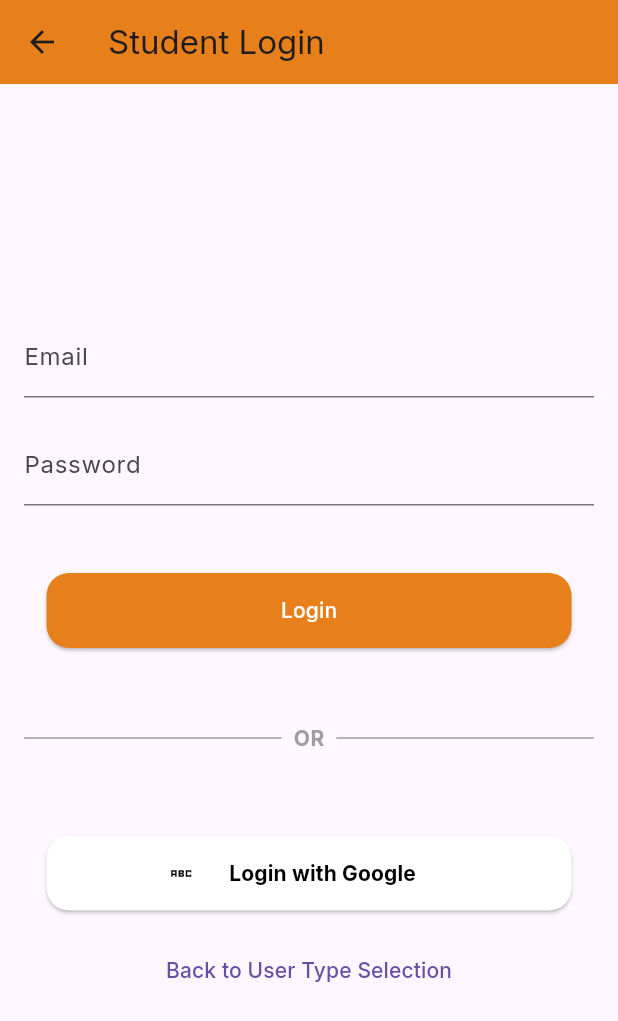
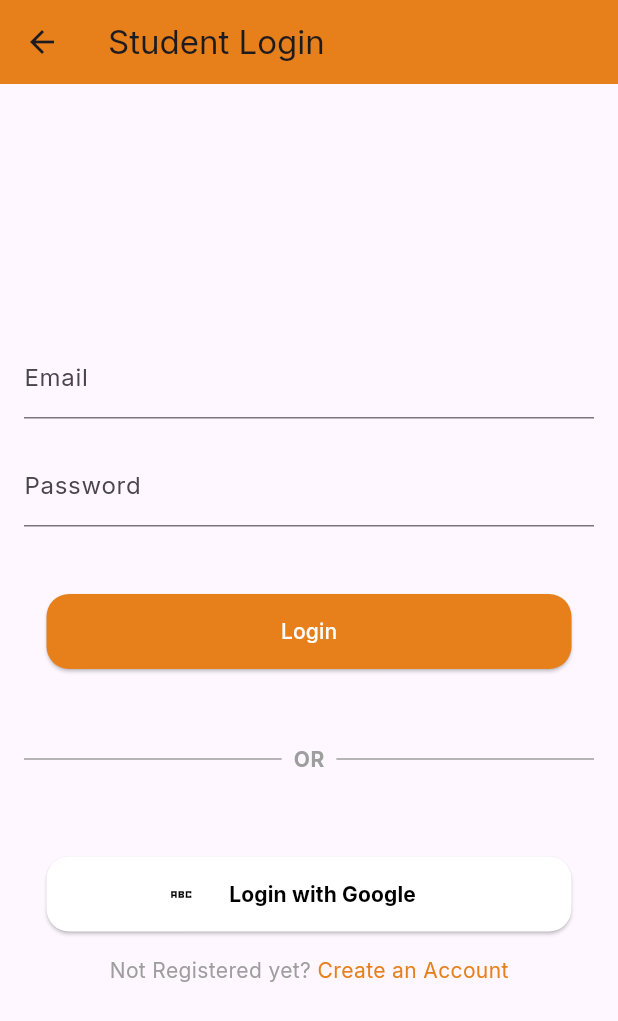
Before and after one commit to SauravHaldar04/Tech-a-thon-Cyber-Neekz, a Flutter app: the StudentSignupPage screen opened directly, on a phone screen of 412 x 824 dp. Shown: the top 1021 px of the screen. Run offline on Flutter 3.47's test engine with Material 3 defaults, Android fonts, the phone set to English and light mode, and no system bars.

Commit message:
SignUpPage second draft

```diff
--- a/lib/screens/student_signup.dart
+++ b/lib/screens/student_signup.dart
@@ -90,11 +90,28 @@ class StudentSignupPage extends StatelessWidget {
               ),
             ),
             const SizedBox(height: 16.0),
-            TextButton(
-              onPressed: () {
-                Navigator.pop(context);
-              },
-              child: const Text('Back to User Type Selection'),
+            Row(
+              mainAxisAlignment: MainAxisAlignment.center,
+              children: [
+                Text(
+                  'Not Registered yet? ',
+                  style: TextStyle(
+                    color: Colors.grey,
+                  ),
+                ),
+                GestureDetector(
+                  onTap: () {
+                    // Perform navigation logic here
+                  },
+                  child: const Text(
+                    'Create an Account',
+                    style: TextStyle(
+
+                      color: Color.fromARGB(255, 231, 128, 26),
+                    ),
+                  ),
+                ),
+              ],
             ),
           ],
         ),
```
Also changed, not shown: pubspec.yaml (+4 -3 lines), assets/images/Google.png (added).
